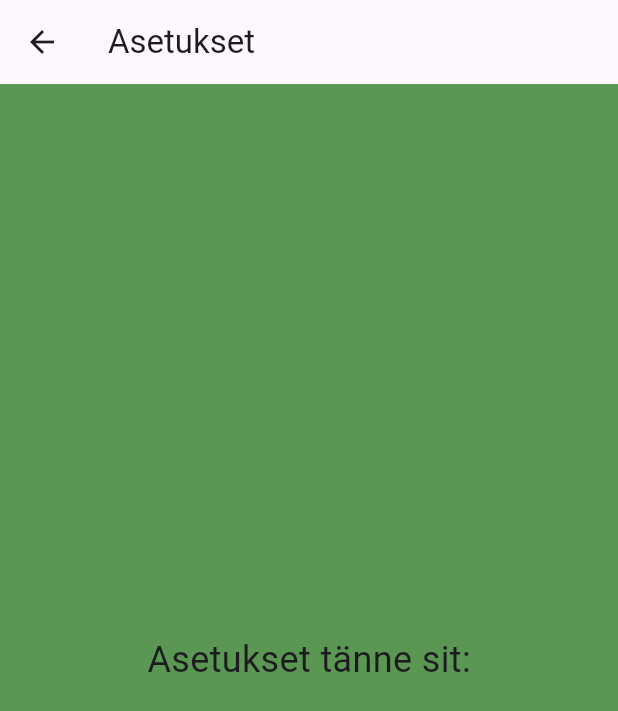
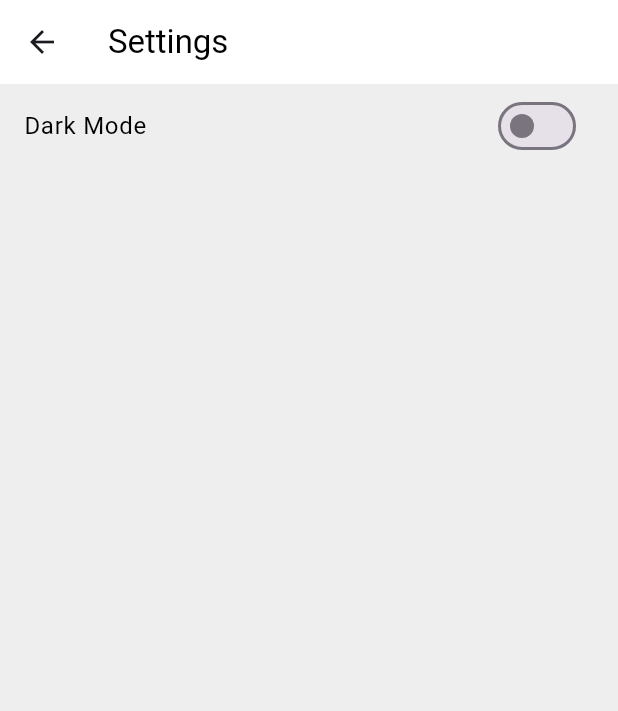
Before and after one commit to Shrimpage/tunteetON, a Flutter app: the Asetukset screen opened by its route, on a phone screen of 412 x 824 dp. Shown: the top 711 px of the screen. Run offline on Flutter 3.47's test engine with Material 3 defaults, Android fonts, the phone set to English and light mode, and no system bars; our stand-ins replace fl_chart, shared_preferences; accounts and stored records are empty.

Commit message:
Pelkät asetukset

```diff
--- a/lib/asetukset.dart
+++ b/lib/asetukset.dart
@@ -1,26 +1,63 @@
 import 'package:flutter/material.dart';
+import 'package:shared_preferences/shared_preferences.dart';
 
-class Asetukset extends StatelessWidget {
+class Asetukset extends StatefulWidget {
   const Asetukset({super.key});
+
+  @override
+  _AsetuksetSivuState createState() => _AsetuksetSivuState();
+}
+
+class _AsetuksetSivuState extends State<Asetukset> {
+  bool _darkMode = false;
+
+  @override
+  void initState() {
+    super.initState();
+    _loadSettings();
+  }
+
+  _loadSettings() async {
+    SharedPreferences prefs = await SharedPreferences.getInstance();
+    setState(() {
+      _darkMode = prefs.getBool('darkMode') ?? false;
+    });
+  }
+
+  _saveSettings() async {
+    SharedPreferences prefs = await SharedPreferences.getInstance();
+    prefs.setBool('darkMode', _darkMode);
+  }
 
   @override
   Widget build(BuildContext context) {
     return Scaffold(
-      appBar:AppBar(
-        title: const Text('Asetukset'),
+      appBar: AppBar(
+        title: Text(
+          'Settings',
+          style: TextStyle(color: _darkMode ? Colors.white : Colors.black), // Change title color based on dark mode
+        ),
+        backgroundColor: _darkMode ? Colors.grey[900] : Colors.white, // Change app bar background color based on dark mode
       ),
-      body: const Center(
-        child: Column(
-          mainAxisAlignment: MainAxisAlignment.center,
-          children: [
-            Text(
-                    'Asetukset tänne sit:',
-                    style: const TextStyle(fontSize: 24),
-            )
-          ],
-        ),
+      backgroundColor: _darkMode ? Colors.grey[800] : Colors.grey[200], // Change page background color based on dark mode
+      body: ListView(
+        children: <Widget>[
+          SwitchListTile(
+            title: Text(
+              'Dark Mode',
+              style: TextStyle(color: _darkMode ? Colors.white : Colors.black), // Change text color based on dark mode
+            ),
+            value: _darkMode,
+            onChanged: (value) {
+              setState(() {
+                _darkMode = value;
+              });
+              _saveSettings();
+            },
+          ),
+          // Add more settings widgets here as needed
+        ],
       ),
-      backgroundColor: Color.fromARGB(255, 89, 151, 82),
     );
   }
 }
```
